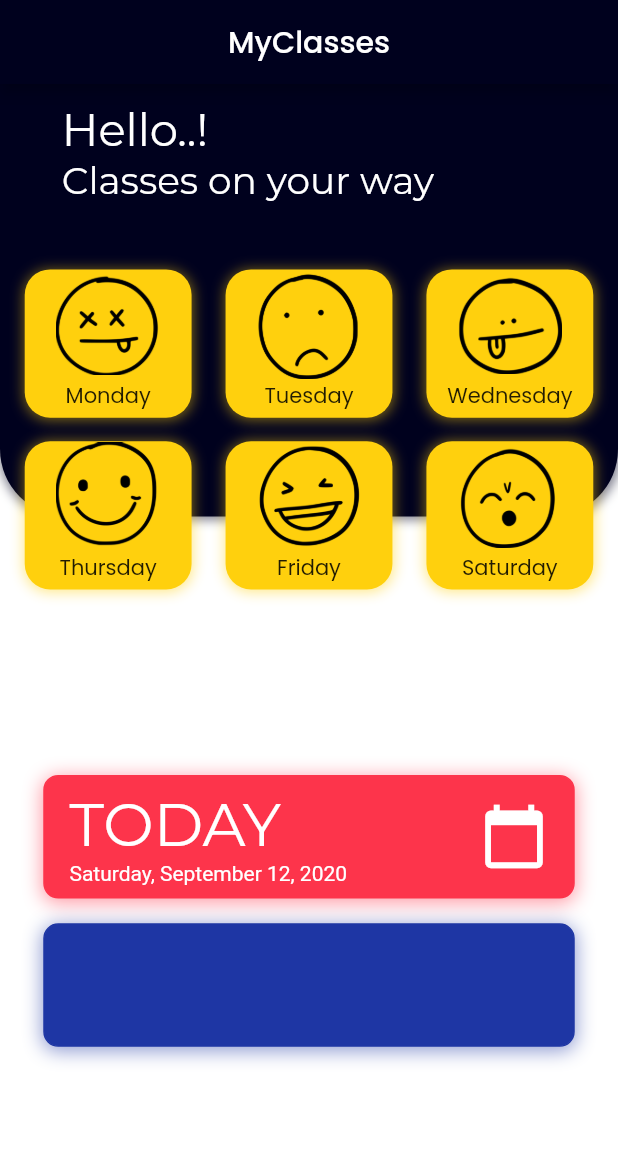
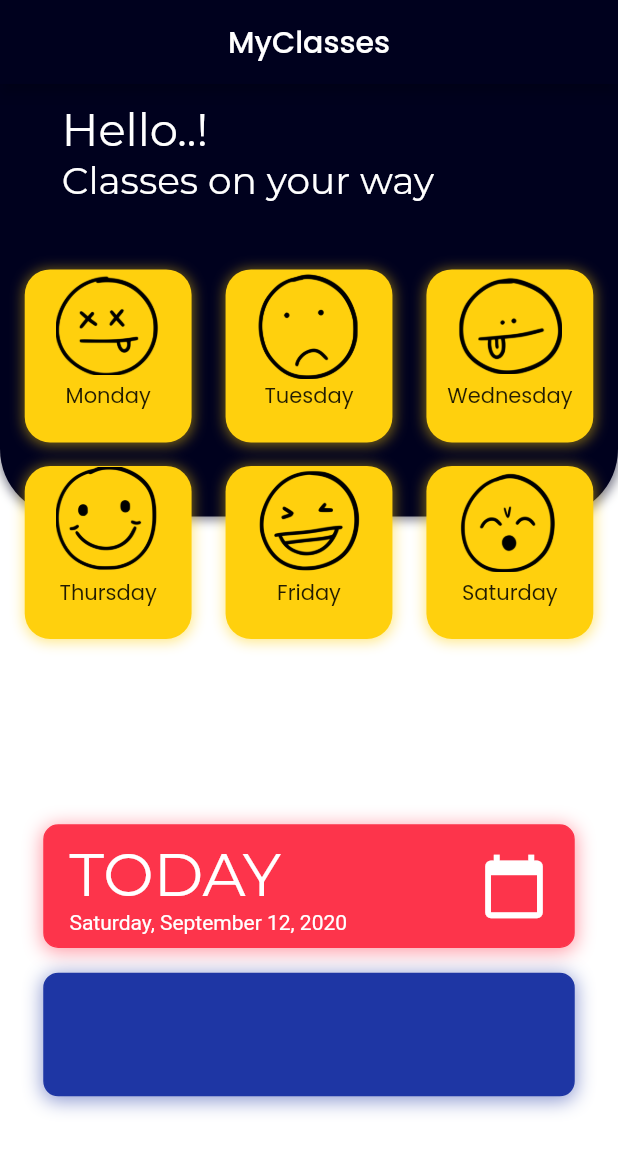
Before and after one commit to al-habibi-1107/routine_app-1, a Flutter app: the screen it shows after launch, on a phone screen of 412 x 824 dp. Shown: the top 1151 px of the screen. Run offline on Flutter 3.47's test engine with Material 2 defaults, Android fonts, the phone set to English and light mode, and no system bars; our stand-ins replace flutter_colorpicker, google_fonts, sqflite; missing offline and left inert: day_night_time_picker; accounts and stored records are empty; Roboto replaces fonts that are missing (Arvo).

Commit message:
fixed bugs - 2

```diff
--- a/lib/screens/homescreen.dart
+++ b/lib/screens/homescreen.dart
@@ -88,6 +88,7 @@ class HomeScreen extends StatelessWidget {
               Column(
                 children: <Widget>[
                   Container(
+
                     margin:
                         EdgeInsets.symmetric(horizontal: device.width * 0.04),
                     child: Row(
--- a/lib/screens/subjectInput.dart
+++ b/lib/screens/subjectInput.dart
@@ -49,6 +49,9 @@ class _SubjectInputState extends State<SubjectInput> {
   ];
 
   void changeColor(Color newcolor) {
+    if (newcolor == null) {
+      return;
+    }
     setState(() {
       _color = newcolor;
     });
@@ -63,7 +66,7 @@ class _SubjectInputState extends State<SubjectInput> {
         _className,
         _teacher,
         _icon,
-        _color,
+        Colors.white,
       );
       Navigator.of(context).pop(currentSubject);
     }
@@ -73,6 +76,7 @@ class _SubjectInputState extends State<SubjectInput> {
   Widget build(BuildContext context) {
     final device = MediaQuery.of(context).size;
     return Scaffold(
+      resizeToAvoidBottomInset: false,
       appBar: AppBar(
         title: Text('Create Class'),
         backgroundColor: Color.fromRGBO(0, 01, 30, 1),
--- a/lib/widgets/grid.dart
+++ b/lib/widgets/grid.dart
@@ -52,7 +52,7 @@ class WeekGrid extends StatelessWidget {
             //   end: Alignment.bottomCenter,
             // ),
             borderRadius: BorderRadius.all(Radius.circular(17))),
-        height: device.height * 0.12,
+        height: device.height * 0.14,
         width: device.width * 0.27,
       ),
     );
--- a/pubspec.yaml
+++ b/pubspec.yaml
@@ -28,7 +28,7 @@ dependencies:
   day_night_time_picker: ^0.2.1
   flutter_colorpicker: ^0.3.4
   sqflite: ^1.3.0
-  flutter_datetime_picker: ^1.2.5
+
 
 
   # The following adds the Cupertino Icons font to your application.
```
Also changed, not shown: lib/widgets/itemBottomSheet.dart (+15 -2 lines), pubspec.lock.
